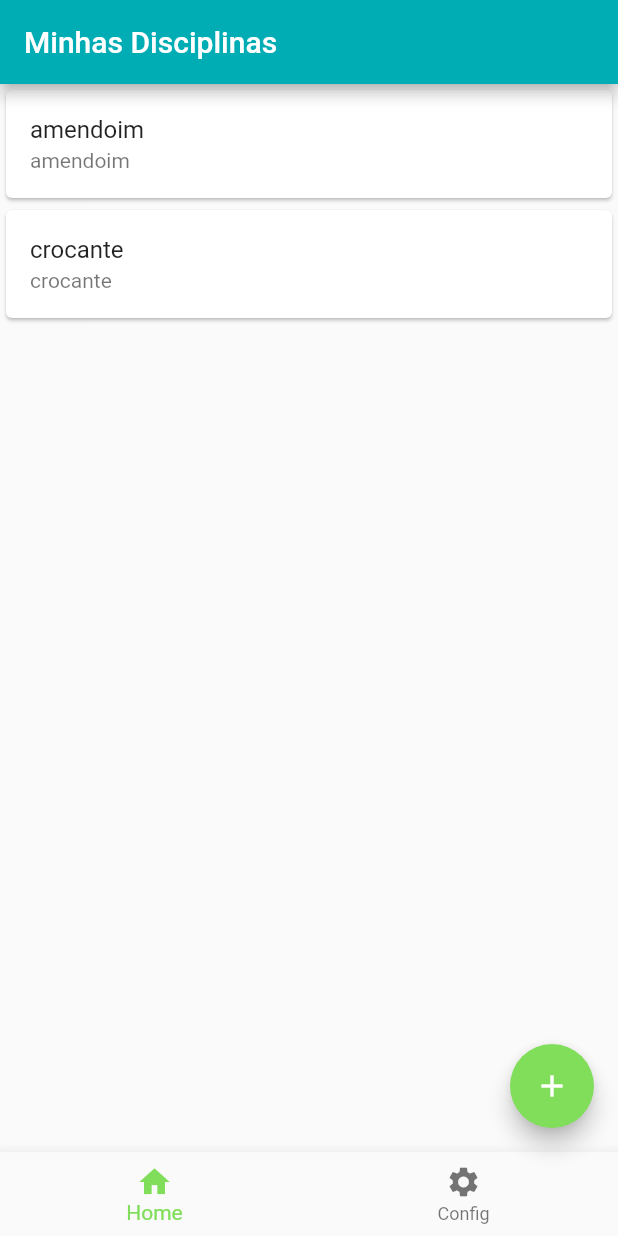
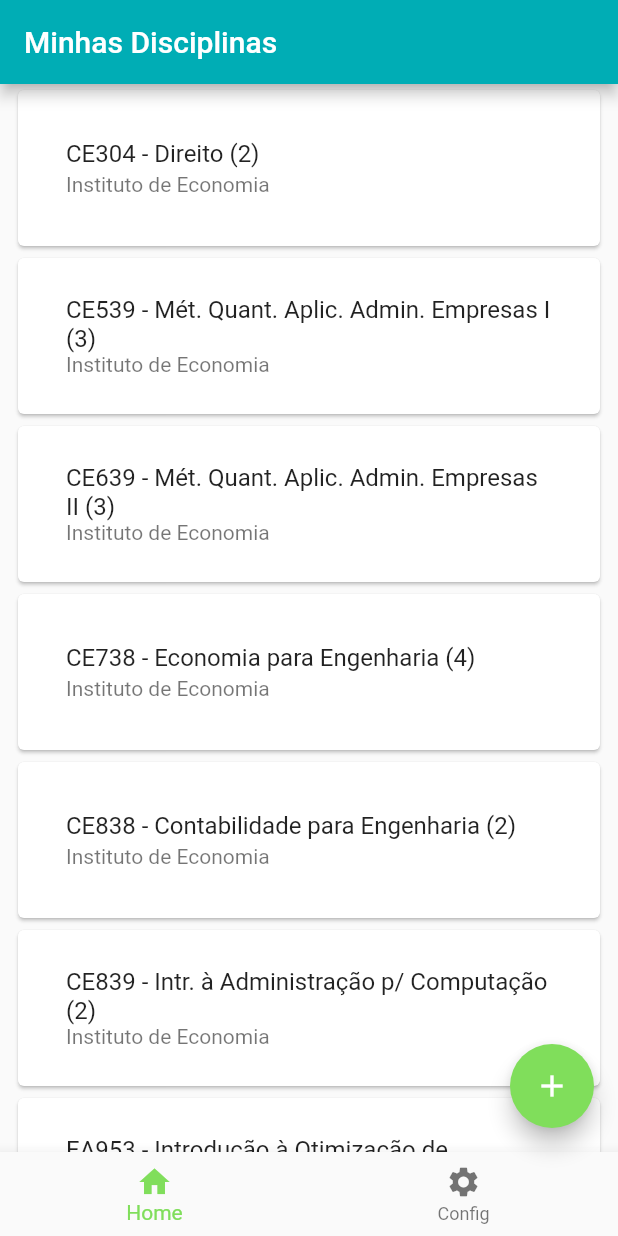
Before and after one commit to humanolaranja/mc855-flutter, a Flutter app: the screen it shows after launch, on a phone screen of 412 x 824 dp. Run offline on Flutter 3.47's test engine with Material 2 defaults, Android fonts, the light colour scheme and no system bars.

Commit message:
feat: mock data and improve home items

```diff
--- a/lib/entities/subject.dart
+++ b/lib/entities/subject.dart
@@ -1,9 +1,11 @@
+import 'package:mc855/entities/class.dart';
+
 class Subject {
   final String code;
   final String name;
   final String institute;
   final int credits;
-  final List<String> classes;
+  final List<Class> classes;
 
   Subject(this.code, this.name, this.classes, this.institute, this.credits);
 }
--- a/lib/main.dart
+++ b/lib/main.dart
@@ -26,6 +26,7 @@ class MyApp extends StatelessWidget {
         }
         return null; // not found page
       },
+      debugShowCheckedModeBanner: false,
     );
   }
 }
--- /dev/null
+++ b/lib/mocks/subjects.dart
@@ -0,0 +1,333 @@
+import 'package:mc855/entities/class.dart';
+import 'package:mc855/entities/subject.dart';
+import 'package:mc855/entities/time.dart';
+
+class Mocks {
+  static List<Subject> getSubjects() {
+    return [
+      Subject(
+        "MC855",
+        "Projeto em Sistema de Computação",
+        [
+          Class(
+            "A",
+            [
+              Time(5, 18, 19),
+            ],
+          )
+        ],
+        "Instituto de Computação",
+        12,
+      ),
+      Subject(
+        "CE304",
+        "Direito",
+        [],
+        "Instituto de Economia",
+        02,
+      ),
+      Subject(
+        "CE539",
+        "Mét. Quant. Aplic. Admin. Empresas I",
+        [],
+        "Instituto de Economia",
+        03,
+      ),
+      Subject(
+        "CE639",
+        "Mét. Quant. Aplic. Admin. Empresas II",
+        [],
+        "Instituto de Economia",
+        03,
+      ),
+      Subject(
+        "CE738",
+        "Economia para Engenharia",
+        [],
+        "Instituto de Economia",
+        04,
+      ),
+      Subject(
+        "CE838",
+        "Contabilidade para Engenharia",
+        [],
+        "Instituto de Economia",
+        02,
+      ),
+      Subject(
+        "CE839",
+        "Intr. à Administração p/ Computação",
+        [],
+        "Instituto de Economia",
+        02,
+      ),
+      Subject(
+        "EA953",
+        "Introdução à Otimização de Sistemas",
+        [],
+        "Instituto de Computação",
+        04,
+      ),
+      Subject(
+        "EF101",
+        "Educação Física Desportiva",
+        [],
+        "Faculdade de Educação Física",
+        02,
+      ),
+      Subject(
+        "F 128",
+        "Física Geral I",
+        [],
+        "Instituto de Física Gleb Wataghin",
+        04,
+      ),
+      Subject(
+        "F 129",
+        "Física Experimental I",
+        [],
+        "Instituto de Física Gleb Wataghin",
+        02,
+      ),
+      Subject(
+        "F 228",
+        "Física Geral II",
+        [],
+        "Instituto de Física Gleb Wataghin",
+        04,
+      ),
+      Subject(
+        "F 229",
+        "Física Experimental II",
+        [],
+        "Instituto de Física Gleb Wataghin",
+        02,
+      ),
+      Subject(
+        "LA122",
+        "Inglês Instrumental I",
+        [],
+        "Centro de Ensino de Línguas",
+        04,
+      ),
+      Subject(
+        "LA222",
+        "Inglês Instrumental II",
+        [],
+        "Centro de Ensino de Línguas",
+        04,
+      ),
+      Subject(
+        "MA111",
+        "Cálculo I",
+        [],
+        "Instituto de Matemática, Estatística e Computação Científica",
+        06,
+      ),
+      Subject(
+        "MA141",
+        "Geometria Analítica e Vetores",
+        [],
+        "Instituto de Matemática, Estatística e Computação Científica",
+        04,
+      ),
+      Subject(
+        "MA211",
+        "Cálculo II",
+        [],
+        "Instituto de Matemática, Estatística e Computação Científica",
+        06,
+      ),
+      Subject(
+        "MA311",
+        "Cálculo III",
+        [
+          Class(
+            "E",
+            [
+              Time(1, 18, 19),
+              Time(3, 18, 19),
+            ],
+          ),
+          Class(
+            "G",
+            [
+              Time(2, 18, 19),
+              Time(4, 18, 19),
+            ],
+          )
+        ],
+        "Instituto de Matemática, Estatística e Computação Científica",
+        06,
+      ),
+      Subject(
+        "MA327",
+        "Algebra Linear",
+        [],
+        "Instituto de Matemática, Estatística e Computação Científica",
+        04,
+      ),
+      Subject(
+        "MC102",
+        "Algorítmos e Programação de Computadores",
+        [],
+        "Instituto de Computação",
+        06,
+      ),
+      Subject(
+        "MC202",
+        "Estruturas de Dados",
+        [],
+        "Instituto de Computação",
+        06,
+      ),
+      Subject(
+        "MC326",
+        "Estruturas de Arquivos",
+        [],
+        "Instituto de Computação",
+        04,
+      ),
+      Subject(
+        "MC404",
+        "Organ. Básica de Comp e Ling de Montagem",
+        [],
+        "Instituto de Computação",
+        04,
+      ),
+      Subject(
+        "MC426",
+        "Engenharia de Software",
+        [],
+        "Instituto de Computação",
+        04,
+      ),
+      Subject(
+        "MC427",
+        "Laboratório de Engenharia de Software",
+        [],
+        "Instituto de Computação",
+        02,
+      ),
+      Subject(
+        "MC438",
+        "Análise de Algoritmos I",
+        [],
+        "Instituto de Computação",
+        04,
+      ),
+      Subject(
+        "MC504",
+        "Sistemas Operacionais",
+        [],
+        "Instituto de Computação",
+        04,
+      ),
+      Subject(
+        "MC505",
+        "Laboratório de Sistemas Operacionais",
+        [],
+        "Instituto de Computação",
+        03,
+      ),
+      Subject(
+        "MC522",
+        "Organização de Computadores",
+        [],
+        "Instituto de Computação",
+        04,
+      ),
+      Subject(
+        "MC526",
+        "Bancos de Dados",
+        [],
+        "Instituto de Computação",
+        04,
+      ),
+      Subject(
+        "MC527",
+        "Laboratório de Bancos de Dados",
+        [],
+        "Instituto de Computação",
+        03,
+      ),
+      Subject(
+        "MC538",
+        "Análise de Algoritmos II",
+        [],
+        "Instituto de Computação",
+        04,
+      ),
+      Subject(
+        "MC600",
+        "Estudo Compar. de Ling. de Programação",
+        [],
+        "Instituto de Computação",
+        04,
+      ),
+      Subject(
+        "MC626",
+        "Análise e Projeto de Sist. de Informação",
+        [],
+        "Instituto de Computação",
+        04,
+      ),
+      Subject(
+        "MC627",
+        "Lab. de Projeto de Sist. de Informação",
+        [],
+        "Instituto de Computação",
+        03,
+      ),
+      Subject(
+        "MC726",
+        "Análise e Proj.de Sist.de Informação II",
+        [],
+        "Instituto de Computação",
+        04,
+      ),
+      Subject(
+        "MC750",
+        "Const.de Interfaces Homem-Computador",
+        [],
+        "Instituto de Computação",
+        04,
+      ),
+      Subject(
+        "MC822",
+        "Teleprocessamento e Redes",
+        [],
+        "Instituto de Computação",
+        04,
+      ),
+      Subject(
+        "MC906",
+        "Introdução à Inteligência Artificial",
+        [],
+        "Instituto de Computação",
+        04,
+      ),
+      Subject(
+        "MC917",
+        "Automação de Escritório",
+        [],
+        "Instituto de Computação",
+        02,
+      ),
+      Subject(
+        "ME203",
+        "Estatística Elementar",
+        [],
+        "Instituto de Matemática, Estatística e Computação Científica",
+        04,
+      ),
+      Subject(
+        "MS211",
+        "Cálculo Numérico",
+        [],
+        "Instituto de Matemática, Estatística e Computação Científica",
+        04,
+      ),
+    ];
+  }
+}
--- a/lib/pages/Config/config_page.dart
+++ b/lib/pages/Config/config_page.dart
@@ -44,7 +44,7 @@ class _ConfigPageState extends State<ConfigPage> {
       ),
       floatingActionButton: FloatingActionButton(
         onPressed: null,
-        tooltip: 'Increment',
+        tooltip: 'Adicionar nova matéria',
         child: Icon(Icons.add),
       ),
     );
--- a/lib/pages/Home/home_page.dart
+++ b/lib/pages/Home/home_page.dart
@@ -1,5 +1,9 @@
 import 'package:flutter/material.dart';
+import 'package:mc855/entities/subject.dart';
+import 'package:mc855/entities/time.dart';
+import 'package:mc855/mocks/subjects.dart';
 import 'package:mc855/routes.dart';
+import 'package:mc855/utils/days.dart';
 import 'package:mc855/widgets/bottom_bar.dart';
 
 class HomePage extends StatefulWidget {
@@ -12,8 +16,8 @@ class HomePage extends StatefulWidget {
 }
 
 class _HomePageState extends State<HomePage> {
-  List<String> items = ["amendoim", "crocante"];
   int currentIndex = 0;
+  List<Subject> items = Mocks.getSubjects();
 
   @override
   Widget build(BuildContext context) {
@@ -25,12 +29,54 @@ class _HomePageState extends State<HomePage> {
         child: ListView.builder(
           itemCount: items.length,
           itemBuilder: (context, index) {
+            items.sort((a, b) => (a.code.compareTo(b.code)));
             final item = items[index];
 
-            return Card(
-              child: ListTile(
-                title: Text(item),
-                subtitle: Text(item),
+            return Padding(
+              padding: EdgeInsets.symmetric(horizontal: 8),
+              child: Card(
+                child: Padding(
+                  padding: EdgeInsets.all(16),
+                  child: ListTile(
+                    title: Text("${item.code} - ${item.name} (${item.credits})"),
+                    subtitle: Column(
+                      crossAxisAlignment: CrossAxisAlignment.start,
+                      children: [
+                        Text(item.institute),
+                        ListView.builder(
+                          shrinkWrap: true,
+                          itemCount: item.classes.length,
+                          itemBuilder: (context, classesIndex) {
+                            List<Time> lessons = item.classes[classesIndex].lessons;
+                            return Column(
+                              crossAxisAlignment: CrossAxisAlignment.start,
+                              children: [
+                                Divider(),
+                                Text(
+                                  "Turma ${item.classes[classesIndex].classCode}",
+                                  style: TextStyle(fontWeight: FontWeight.bold),
+                                ),
+                                ListView.builder(
+                                  shrinkWrap: true,
+                                  itemCount: lessons.length,
+                                  itemBuilder: (context, index) {
+                                    return Column(
+                                      crossAxisAlignment: CrossAxisAlignment.start,
+                                      children: [
+                                        Text(
+                                            "${Days.getDayOfWeek(item.classes[classesIndex].lessons[index].dayOfWeek)}, ${item.classes[classesIndex].lessons[index].initialHour}:00 - ${item.classes[classesIndex].lessons[index].finalHour}:00"),
+                                      ],
+                                    );
+                                  },
+                                ),
+                              ],
+                            );
+                          },
+                        ),
+                      ],
+                    ),
+                  ),
+                ),
               ),
             );
           },
@@ -43,8 +89,8 @@ class _HomePageState extends State<HomePage> {
         onTap: (index) => currentIndex != index && currentIndex == 0 ? Routes().replaceToConfig(context) : Routes().replaceToHomePage(context),
       ),
       floatingActionButton: FloatingActionButton(
-        onPressed: null,
-        tooltip: 'Increment',
+        onPressed: () => {},
+        tooltip: 'Incluir matéria',
         child: Icon(Icons.add),
       ),
     );
```
